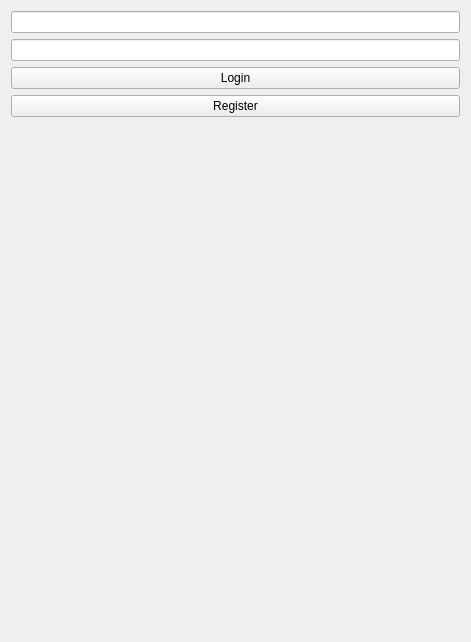
First picture: the form in loginwindow.ui, repository reddeimer/EPN-Package-System-Project, before the edit.
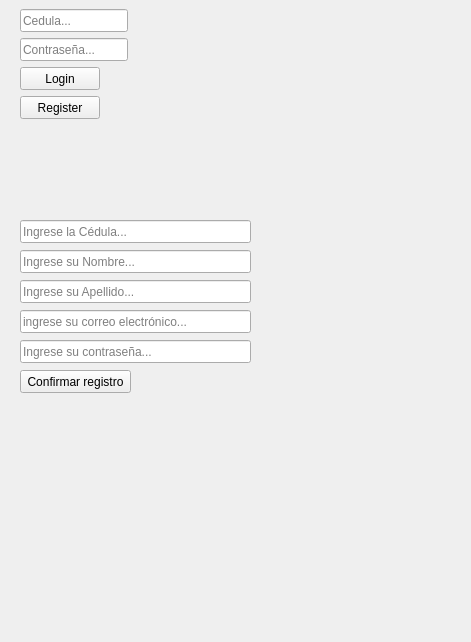
Second picture: the form after the edit.

Diff of the .ui file:
```diff
--- a/loginwindow.ui
+++ b/loginwindow.ui
@@ -13,42 +13,158 @@
   <property name="windowTitle">
    <string>Form</string>
   </property>
-  <layout class="QVBoxLayout" name="verticalLayout">
-   <item>
-    <widget class="QLineEdit" name="cedulaEdit"/>
-   </item>
-   <item>
+  <widget class="QLineEdit" name="cedulaEdit">
+   <property name="geometry">
+    <rect>
+     <x>20</x>
+     <y>9</y>
+     <width>108</width>
+     <height>23</height>
+    </rect>
+   </property>
+   <property name="placeholderText">
+    <string>Cedula...</string>
+   </property>
+  </widget>
     <widget class="QLineEdit" name="passwordEdit">
+   <property name="geometry">
+    <rect>
+     <x>20</x>
+     <y>38</y>
+     <width>108</width>
+     <height>23</height>
+    </rect>
+   </property>
      <property name="echoMode">
       <enum>QLineEdit::EchoMode::Password</enum>
      </property>
-    </widget>
-   </item>
-   <item>
+   <property name="placeholderText">
+    <string>Contraseña...</string>
+   </property>
+  </widget>
     <widget class="QPushButton" name="loginButton">
+   <property name="geometry">
+    <rect>
+     <x>20</x>
+     <y>67</y>
+     <width>80</width>
+     <height>23</height>
+    </rect>
+   </property>
      <property name="text">
       <string>Login</string>
      </property>
     </widget>
-   </item>
-   <item>
     <widget class="QPushButton" name="registerButton">
      <property name="enabled">
       <bool>true</bool>
      </property>
+   <property name="geometry">
+    <rect>
+     <x>20</x>
+     <y>96</y>
+     <width>80</width>
+     <height>23</height>
+    </rect>
+   </property>
      <property name="text">
       <string>Register</string>
      </property>
     </widget>
-   </item>
-   <item>
     <widget class="QLabel" name="messageLabel">
+   <property name="geometry">
+    <rect>
+     <x>20</x>
+     <y>125</y>
+     <width>241</width>
+     <height>16</height>
+    </rect>
+   </property>
      <property name="text">
       <string/>
      </property>
     </widget>
-   </item>
-  </layout>
+  <widget class="QLineEdit" name="regCedulaEdit">
+   <property name="geometry">
+    <rect>
+     <x>20</x>
+     <y>220</y>
+     <width>231</width>
+     <height>23</height>
+    </rect>
+   </property>
+   <property name="placeholderText">
+    <string>Ingrese la Cédula...</string>
+   </property>
+  </widget>
+  <widget class="QLineEdit" name="regNombreEdit">
+   <property name="geometry">
+    <rect>
+     <x>20</x>
+     <y>250</y>
+     <width>231</width>
+     <height>23</height>
+    </rect>
+   </property>
+   <property name="placeholderText">
+    <string>Ingrese su Nombre...</string>
+   </property>
+  </widget>
+  <widget class="QLineEdit" name="regApellidoEdit">
+   <property name="geometry">
+    <rect>
+     <x>20</x>
+     <y>280</y>
+     <width>231</width>
+     <height>23</height>
+    </rect>
+   </property>
+   <property name="placeholderText">
+    <string>Ingrese su Apellido...</string>
+   </property>
+  </widget>
+  <widget class="QLineEdit" name="regMailEdit">
+   <property name="geometry">
+    <rect>
+     <x>20</x>
+     <y>310</y>
+     <width>231</width>
+     <height>23</height>
+    </rect>
+   </property>
+   <property name="placeholderText">
+    <string>ingrese su correo electrónico...</string>
+   </property>
+  </widget>
+  <widget class="QLineEdit" name="regPasswordEdit">
+   <property name="geometry">
+    <rect>
+     <x>20</x>
+     <y>340</y>
+     <width>231</width>
+     <height>23</height>
+    </rect>
+   </property>
+   <property name="echoMode">
+    <enum>QLineEdit::EchoMode::Password</enum>
+   </property>
+   <property name="placeholderText">
+    <string>Ingrese su contraseña...</string>
+   </property>
+  </widget>
+  <widget class="QPushButton" name="registerConfirmButton">
+   <property name="geometry">
+    <rect>
+     <x>20</x>
+     <y>370</y>
+     <width>111</width>
+     <height>23</height>
+    </rect>
+   </property>
+   <property name="text">
+    <string>Confirmar registro</string>
+   </property>
+  </widget>
  </widget>
  <resources/>
  <connections/>
```
Lines whose indentation alone changed are shown as unchanged.
